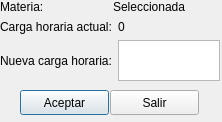
This is subjectchangedialog.ui in Santiago-Pinto/colorcraft as Qt 5 draws it before an edit. The edited form follows.
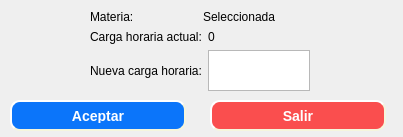
This is the edited form.

Commit message: Added styles for buttons

```diff
--- a/subjectchangedialog.ui
+++ b/subjectchangedialog.ui
@@ -9,8 +9,8 @@
    <rect>
     <x>0</x>
     <y>0</y>
-    <width>222</width>
-    <height>122</height>
+    <width>403</width>
+    <height>137</height>
    </rect>
   </property>
   <property name="windowTitle">
@@ -19,8 +19,8 @@
   <widget class="QWidget" name="layoutWidget">
    <property name="geometry">
     <rect>
-     <x>0</x>
-     <y>0</y>
+     <x>90</x>
+     <y>10</y>
      <width>220</width>
      <height>81</height>
     </rect>
@@ -81,12 +81,23 @@
   <widget class="QPushButton" name="btnAccept">
    <property name="geometry">
     <rect>
-     <x>20</x>
-     <y>90</y>
-     <width>89</width>
-     <height>25</height>
+     <x>10</x>
+     <y>100</y>
+     <width>176</width>
+     <height>31</height>
     </rect>
    </property>
+   <property name="styleSheet">
+    <string notr="true">background-color: rgb(11, 117, 250);
+border-style: outset;
+border-width: 2px;
+border-radius: 10px;
+border-color: beige;
+font: bold 14px;
+color: white;
+min-width: 10em;
+padding: 6px;</string>
+   </property>
    <property name="text">
     <string>Aceptar</string>
    </property>
@@ -97,12 +108,23 @@
    </property>
    <property name="geometry">
     <rect>
-     <x>110</x>
-     <y>90</y>
-     <width>89</width>
-     <height>25</height>
+     <x>210</x>
+     <y>100</y>
+     <width>176</width>
+     <height>31</height>
     </rect>
    </property>
+   <property name="styleSheet">
+    <string notr="true">background-color: rgb(250, 78, 78);
+border-style: outset;
+border-width: 2px;
+border-radius: 10px;
+border-color: beige;
+font: bold 14px;
+color: white;
+min-width: 10em;
+padding: 6px;</string>
+   </property>
    <property name="text">
     <string>Salir</string>
    </property>
```
The commit also changes 20 other files.
